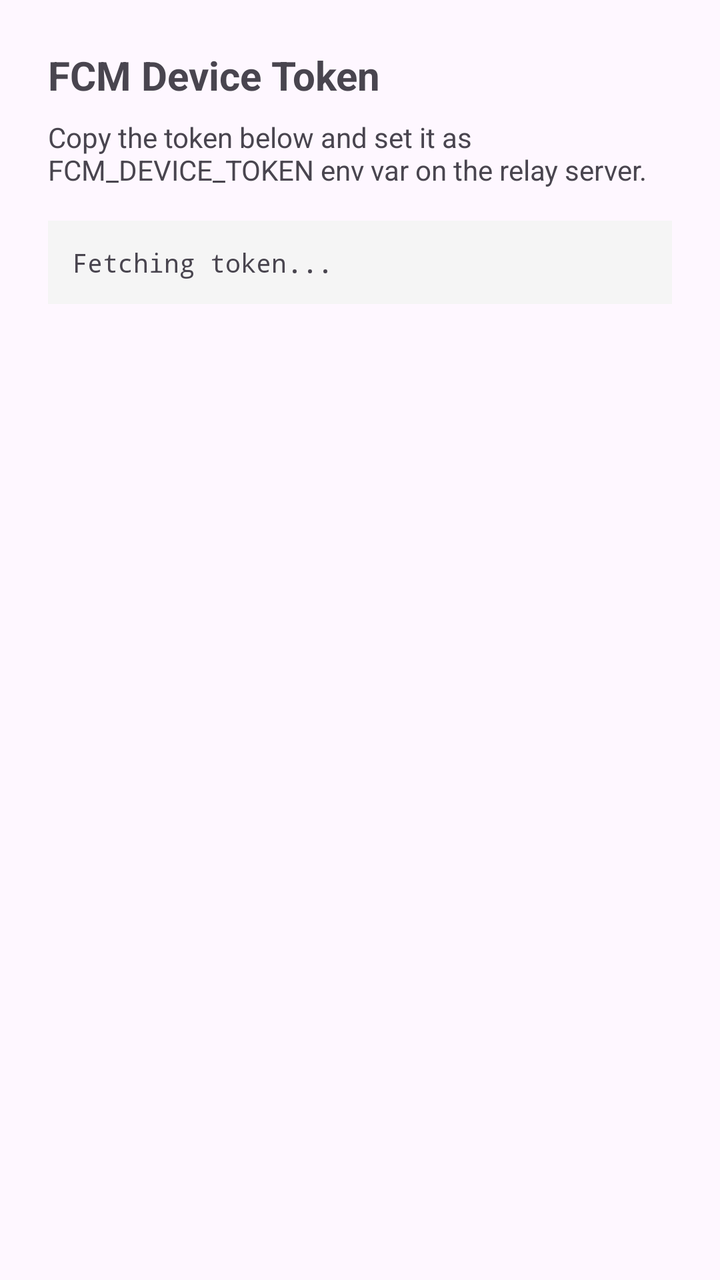
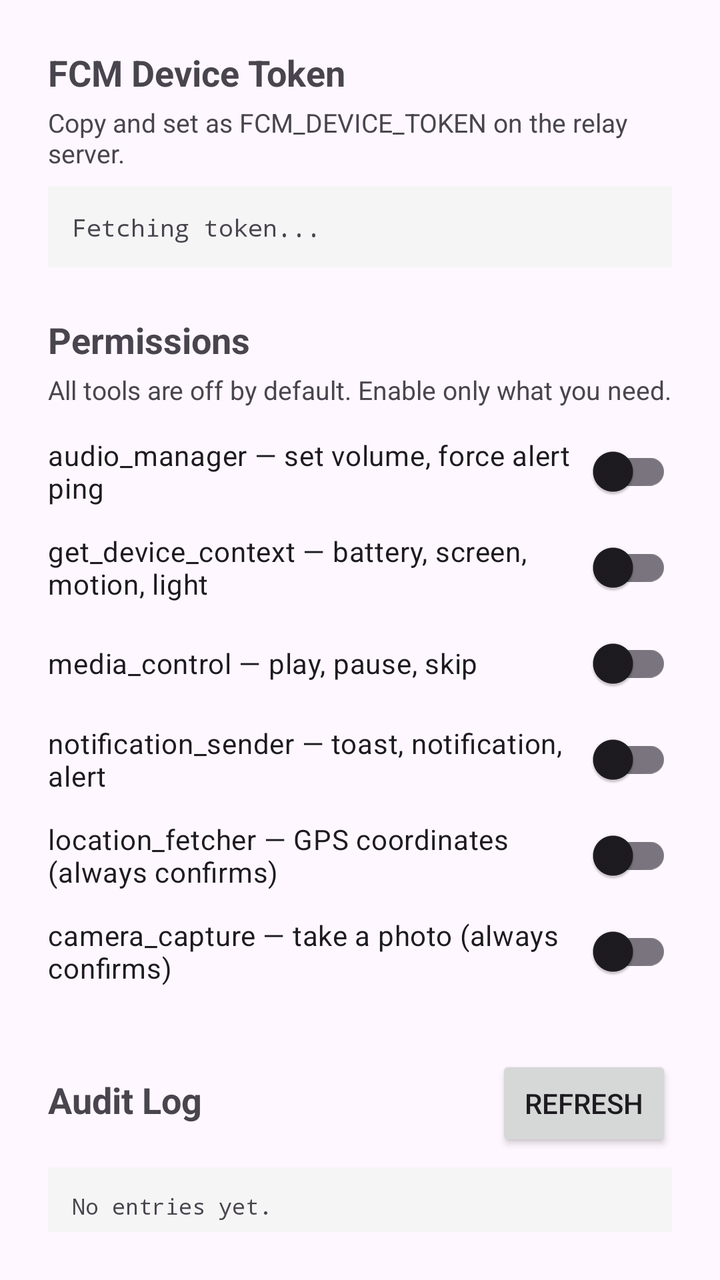

Compare the two renders of this Android layout. The source of the first and the diff that turns it into the second are given below.
<!-- AndroidManifest.xml: application theme Theme.TelegramClaw -->
<!-- res/layout/activity_main.xml -->
<?xml version="1.0" encoding="utf-8"?>
<ScrollView xmlns:android="http://schemas.android.com/apk/res/android"
    android:id="@+id/main"
    android:layout_width="match_parent"
    android:layout_height="match_parent"
    android:padding="24dp">

    <LinearLayout
        android:layout_width="match_parent"
        android:layout_height="wrap_content"
        android:orientation="vertical">

        <TextView
            android:layout_width="match_parent"
            android:layout_height="wrap_content"
            android:text="FCM Device Token"
            android:textSize="20sp"
            android:textStyle="bold"
            android:paddingBottom="8dp" />

        <TextView
            android:layout_width="match_parent"
            android:layout_height="wrap_content"
            android:text="Copy the token below and set it as FCM_DEVICE_TOKEN env var on the relay server."
            android:textSize="14sp"
            android:paddingBottom="16dp" />

        <TextView
            android:id="@+id/token_text"
            android:layout_width="match_parent"
            android:layout_height="wrap_content"
            android:text="Fetching token..."
            android:textIsSelectable="true"
            android:fontFamily="monospace"
            android:textSize="13sp"
            android:background="#F5F5F5"
            android:padding="12dp" />

    </LinearLayout>

</ScrollView>
<!-- resources referenced by this layout -->
<resources>
  <style name="Theme.TelegramClaw" parent="Base.Theme.TelegramClaw" />
  <style name="Base.Theme.TelegramClaw" parent="Theme.Material3.DayNight.NoActionBar">
          
          
      </style>
</resources>

<!-- the commit's change to res/layout/activity_main.xml (unified diff, before → after) -->
@@ -10,20 +10,22 @@
         android:layout_height="wrap_content"
         android:orientation="vertical">
 
+        
+
         <TextView
             android:layout_width="match_parent"
             android:layout_height="wrap_content"
             android:text="FCM Device Token"
-            android:textSize="20sp"
+            android:textSize="18sp"
             android:textStyle="bold"
-            android:paddingBottom="8dp" />
+            android:paddingBottom="4dp" />
 
         <TextView
             android:layout_width="match_parent"
             android:layout_height="wrap_content"
-            android:text="Copy the token below and set it as FCM_DEVICE_TOKEN env var on the relay server."
-            android:textSize="14sp"
-            android:paddingBottom="16dp" />
+            android:text="Copy and set as FCM_DEVICE_TOKEN on the relay server."
+            android:textSize="13sp"
+            android:paddingBottom="8dp" />
 
         <TextView
             android:id="@+id/token_text"
@@ -32,7 +34,102 @@
             android:text="Fetching token..."
             android:textIsSelectable="true"
             android:fontFamily="monospace"
+            android:textSize="12sp"
+            android:background="#F5F5F5"
+            android:padding="12dp" />
+
+        
+
+        <TextView
+            android:layout_width="match_parent"
+            android:layout_height="wrap_content"
+            android:text="Permissions"
+            android:textSize="18sp"
+            android:textStyle="bold"
+            android:paddingTop="24dp"
+            android:paddingBottom="4dp" />
+
+        <TextView
+            android:layout_width="match_parent"
+            android:layout_height="wrap_content"
+            android:text="All tools are off by default. Enable only what you need."
             android:textSize="13sp"
+            android:paddingBottom="12dp" />
+
+        <androidx.appcompat.widget.SwitchCompat
+            android:id="@+id/switch_audio_manager"
+            android:layout_width="match_parent"
+            android:layout_height="wrap_content"
+            android:text="audio_manager — set volume, force alert ping"
+            android:paddingBottom="8dp" />
+
+        <androidx.appcompat.widget.SwitchCompat
+            android:id="@+id/switch_get_device_context"
+            android:layout_width="match_parent"
+            android:layout_height="wrap_content"
+            android:text="get_device_context — battery, screen, motion, light"
+            android:paddingBottom="8dp" />
+
+        <androidx.appcompat.widget.SwitchCompat
+            android:id="@+id/switch_media_control"
+            android:layout_width="match_parent"
+            android:layout_height="wrap_content"
+            android:text="media_control — play, pause, skip"
+            android:paddingBottom="8dp" />
+
+        <androidx.appcompat.widget.SwitchCompat
+            android:id="@+id/switch_notification_sender"
+            android:layout_width="match_parent"
+            android:layout_height="wrap_content"
+            android:text="notification_sender — toast, notification, alert"
+            android:paddingBottom="8dp" />
+
+        <androidx.appcompat.widget.SwitchCompat
+            android:id="@+id/switch_location_fetcher"
+            android:layout_width="match_parent"
+            android:layout_height="wrap_content"
+            android:text="location_fetcher — GPS coordinates (always confirms)"
+            android:paddingBottom="8dp" />
+
+        <androidx.appcompat.widget.SwitchCompat
+            android:id="@+id/switch_camera_capture"
+            android:layout_width="match_parent"
+            android:layout_height="wrap_content"
+            android:text="camera_capture — take a photo (always confirms)"
+            android:paddingBottom="8dp" />
+
+        
+
+        <LinearLayout
+            android:layout_width="match_parent"
+            android:layout_height="wrap_content"
+            android:orientation="horizontal"
+            android:paddingTop="24dp"
+            android:paddingBottom="8dp">
+
+            <TextView
+                android:layout_width="0dp"
+                android:layout_height="wrap_content"
+                android:layout_weight="1"
+                android:text="Audit Log"
+                android:textSize="18sp"
+                android:textStyle="bold" />
+
+            <Button
+                android:id="@+id/btn_refresh_log"
+                android:layout_width="wrap_content"
+                android:layout_height="wrap_content"
+                android:text="Refresh" />
+
+        </LinearLayout>
+
+        <TextView
+            android:id="@+id/audit_log_text"
+            android:layout_width="match_parent"
+            android:layout_height="wrap_content"
+            android:text="No entries yet."
+            android:fontFamily="monospace"
+            android:textSize="11sp"
             android:background="#F5F5F5"
             android:padding="12dp" />
 
